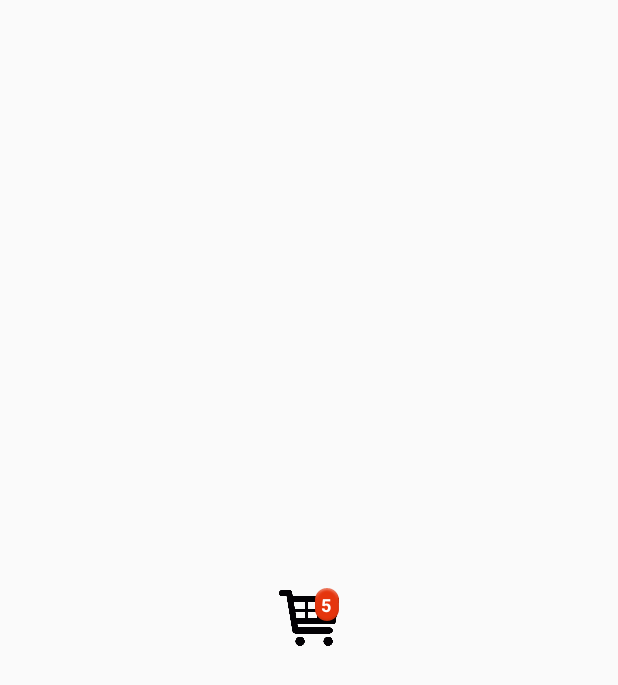
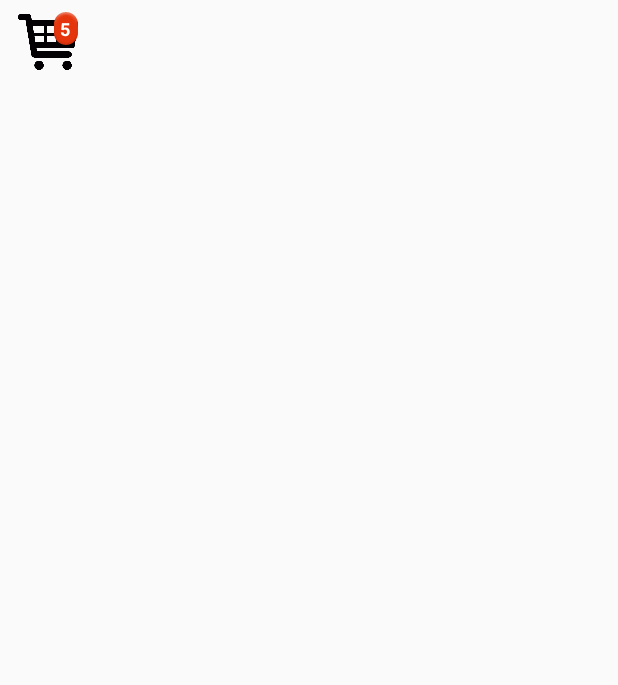
Before and after one commit to mobeenriaz89/AndroidProjects, an Android app: the layout feed_update_count.xml on its own in the app's theme, with its tools: preview values and no code run, on a phone screen of 412 x 824 dp. Shown: the top 685 px of the screen. Run offline under Robolectric (Android 15) with nearby library versions, the phone set to English and light mode, and no system bars.

Commit message:
cart button and counter implemented

```diff
--- a/app/src/main/java/com/mubeen/vanesa/activites/MainActivity.java
+++ b/app/src/main/java/com/mubeen/vanesa/activites/MainActivity.java
@@ -89,8 +89,7 @@ public class MainActivity extends AppCompatActivity
 
         //noinspection SimplifiableIfStatement
         if (id == R.id.action_cart) {
-            Intent i = new Intent(MainActivity.this,ShoppingCart.class);
-            startActivity(i);
+
             return true;
         }
 
--- a/app/src/main/res/layout/feed_update_count.xml
+++ b/app/src/main/res/layout/feed_update_count.xml
@@ -2,18 +2,8 @@
 <RelativeLayout xmlns:android="http://schemas.android.com/apk/res/android"
     style="@android:style/Widget.ActionButton"
     android:layout_width="wrap_content"
-    android:layout_height="wrap_content"
-    android:layout_gravity="center"
-    android:clickable="true"
-    android:gravity="center"
-    android:orientation="vertical">
+    android:layout_height="wrap_content">
 
-
-
-    <RelativeLayout
-        android:id="@+id/badge_layout3"
-        android:layout_width="wrap_content"
-        android:layout_height="wrap_content">
         <RelativeLayout
             android:id="@+id/relative_layout_item_count2"
             android:layout_width="wrap_content"
@@ -36,6 +26,5 @@
             android:textColor="#FFF"
             android:textSize="12sp"
             android:textStyle="bold" />
-    </RelativeLayout>
 
 </RelativeLayout>
```
Also changed, not shown: app/src/main/AndroidManifest.xml (+6 -1 lines), app/src/main/java/com/mubeen/vanesa/util/Helper.java (+0 -9 lines), app/src/main/res/values/strings.xml (+14 -0 lines).
